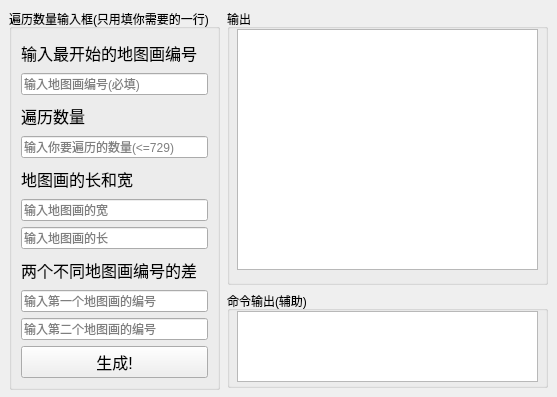
Old version of the form main.ui in the repository Imnotcanhuxi/MC_Map_Traversal.
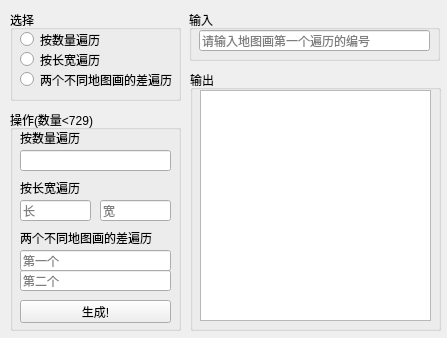
New version of the form. Icons and pictures are not drawn.

Commit message: 整理0.2.0

Patch:
```diff
--- a/main.ui
+++ b/main.ui
@@ -6,13 +6,10 @@
    <rect>
     <x>0</x>
     <y>0</y>
-    <width>557</width>
-    <height>397</height>
-   </rect>
-  </property>
-  <property name="cursor">
-   <cursorShape>ArrowCursor</cursorShape>
-  </property>
+        <width>447</width>
+        <height>338</height>
+      </rect>
+    </property>
   <property name="windowTitle">
    <string>MCIBEMOD地图遍历辅助工具</string>
   </property>
@@ -23,173 +20,247 @@
   <widget class="QGroupBox" name="groupBox">
    <property name="geometry">
     <rect>
-     <x>9</x>
-     <y>9</y>
-     <width>211</width>
-     <height>381</height>
-    </rect>
-   </property>
-   <property name="cursor">
-    <cursorShape>ArrowCursor</cursorShape>
-   </property>
+          <x>10</x>
+          <y>10</y>
+          <width>171</width>
+          <height>91</height>
+        </rect>
+      </property>
    <property name="title">
-    <string>遍历数量输入框(只用填你需要的一行)</string>
-   </property>
-   <layout class="QGridLayout" name="gridLayout">
-    <item row="0" column="0">
-     <widget class="QLabel" name="label_4">
-      <property name="font">
-       <font>
-        <pointsize>12</pointsize>
-       </font>
-      </property>
+        <string>选择</string>
+      </property>
+      <widget class="QRadioButton" name="radioButton">
+        <property name="enabled">
+          <bool>true</bool>
+        </property>
+        <property name="geometry">
+          <rect>
+            <x>10</x>
+            <y>20</y>
+            <width>95</width>
+            <height>19</height>
+          </rect>
+        </property>
       <property name="text">
-       <string>输入最开始的地图画编号</string>
-      </property>
-     </widget>
-    </item>
-    <item row="1" column="0">
-     <widget class="QLineEdit" name="lineEdit_6">
-      <property name="placeholderText">
-       <string>输入地图画编号(必填)</string>
-      </property>
-     </widget>
-    </item>
-    <item row="2" column="0">
+          <string>按数量遍历</string>
+        </property>
+        <property name="checkable">
+          <bool>true</bool>
+        </property>
+        <property name="checked">
+          <bool>false</bool>
+        </property>
+      </widget>
+      <widget class="QRadioButton" name="radioButton_2">
+        <property name="geometry">
+          <rect>
+            <x>10</x>
+            <y>40</y>
+            <width>95</width>
+            <height>19</height>
+          </rect>
+        </property>
+        <property name="text">
+          <string>按长宽遍历</string>
+        </property>
+      </widget>
+      <widget class="QRadioButton" name="radioButton_3">
+        <property name="geometry">
+          <rect>
+            <x>10</x>
+            <y>60</y>
+            <width>161</width>
+            <height>19</height>
+          </rect>
+        </property>
+        <property name="text">
+          <string>两个不同地图画的差遍历</string>
+        </property>
+      </widget>
+    </widget>
+    <widget class="QGroupBox" name="groupBox_2">
+      <property name="geometry">
+        <rect>
+          <x>10</x>
+          <y>110</y>
+          <width>171</width>
+          <height>221</height>
+        </rect>
+      </property>
+      <property name="title">
+        <string>操作(数量&lt;729)</string>
+      </property>
      <widget class="QLabel" name="label">
-      <property name="font">
-       <font>
-        <pointsize>12</pointsize>
-       </font>
+        <property name="geometry">
+          <rect>
+            <x>10</x>
+            <y>20</y>
+            <width>61</width>
+            <height>16</height>
+          </rect>
       </property>
       <property name="text">
-       <string>遍历数量</string>
-      </property>
-     </widget>
-    </item>
-    <item row="3" column="0">
+          <string>按数量遍历</string>
+        </property>
+      </widget>
      <widget class="QLineEdit" name="lineEdit">
-      <property name="placeholderText">
-       <string>输入你要遍历的数量(&lt;=729)</string>
-      </property>
-     </widget>
-    </item>
-    <item row="4" column="0">
+        <property name="geometry">
+          <rect>
+            <x>10</x>
+            <y>40</y>
+            <width>151</width>
+            <height>21</height>
+          </rect>
+        </property>
+      </widget>
      <widget class="QLabel" name="label_2">
-      <property name="font">
-       <font>
-        <pointsize>12</pointsize>
-       </font>
+        <property name="geometry">
+          <rect>
+            <x>10</x>
+            <y>70</y>
+            <width>61</width>
+            <height>16</height>
+          </rect>
       </property>
       <property name="text">
-       <string>地图画的长和宽</string>
-      </property>
-     </widget>
-    </item>
-    <item row="5" column="0">
+          <string>按长宽遍历</string>
+        </property>
+      </widget>
      <widget class="QLineEdit" name="lineEdit_2">
+        <property name="geometry">
+          <rect>
+            <x>10</x>
+            <y>90</y>
+            <width>71</width>
+            <height>21</height>
+          </rect>
+        </property>
+        <property name="accessibleName">
+          <string />
+        </property>
+        <property name="inputMask">
+          <string />
+        </property>
+        <property name="text">
+          <string />
+        </property>
       <property name="placeholderText">
-       <string>输入地图画的宽</string>
-      </property>
-     </widget>
-    </item>
-    <item row="6" column="0">
+          <string>长</string>
+        </property>
+      </widget>
      <widget class="QLineEdit" name="lineEdit_3">
+        <property name="geometry">
+          <rect>
+            <x>90</x>
+            <y>90</y>
+            <width>71</width>
+            <height>21</height>
+          </rect>
+        </property>
       <property name="placeholderText">
-       <string>输入地图画的长</string>
-      </property>
-     </widget>
-    </item>
-    <item row="7" column="0">
+          <string>宽</string>
+        </property>
+      </widget>
      <widget class="QLabel" name="label_3">
-      <property name="font">
-       <font>
-        <pointsize>12</pointsize>
-       </font>
+        <property name="geometry">
+          <rect>
+            <x>10</x>
+            <y>120</y>
+            <width>141</width>
+            <height>16</height>
+          </rect>
       </property>
       <property name="text">
-       <string>两个不同地图画编号的差</string>
-      </property>
-     </widget>
-    </item>
-    <item row="8" column="0">
+          <string>两个不同地图画的差遍历</string>
+        </property>
+      </widget>
      <widget class="QLineEdit" name="lineEdit_4">
+        <property name="geometry">
+          <rect>
+            <x>10</x>
+            <y>140</y>
+            <width>151</width>
+            <height>21</height>
+          </rect>
+        </property>
       <property name="placeholderText">
-       <string>输入第一个地图画的编号</string>
-      </property>
-     </widget>
-    </item>
-    <item row="9" column="0">
+          <string>第一个</string>
+        </property>
+      </widget>
      <widget class="QLineEdit" name="lineEdit_5">
+        <property name="geometry">
+          <rect>
+            <x>10</x>
+            <y>160</y>
+            <width>151</width>
+            <height>21</height>
+          </rect>
+        </property>
       <property name="placeholderText">
-       <string>输入第二个地图画的编号</string>
-      </property>
-     </widget>
-    </item>
-    <item row="10" column="0">
+          <string>第二个</string>
+        </property>
+      </widget>
      <widget class="QPushButton" name="pushButton">
-      <property name="font">
-       <font>
-        <pointsize>12</pointsize>
-       </font>
+        <property name="geometry">
+          <rect>
+            <x>10</x>
+            <y>190</y>
+            <width>151</width>
+            <height>23</height>
+          </rect>
       </property>
       <property name="text">
        <string>生成!</string>
       </property>
      </widget>
-    </item>
-   </layout>
-  </widget>
-  <widget class="QGroupBox" name="groupBox_2">
-   <property name="geometry">
-    <rect>
-     <x>227</x>
-     <y>9</y>
-     <width>321</width>
-     <height>276</height>
-    </rect>
-   </property>
-   <property name="title">
-    <string>输出</string>
-   </property>
-   <widget class="QPlainTextEdit" name="plainTextEdit_2">
-    <property name="geometry">
-     <rect>
-      <x>10</x>
-      <y>20</y>
-      <width>301</width>
-      <height>241</height>
-     </rect>
-    </property>
-   </widget>
   </widget>
   <widget class="QGroupBox" name="groupBox_3">
    <property name="geometry">
     <rect>
-     <x>227</x>
-     <y>291</y>
-     <width>321</width>
-     <height>97</height>
+          <x>190</x>
+          <y>70</y>
+          <width>251</width>
+          <height>261</height>
     </rect>
    </property>
    <property name="title">
-    <string>命令输出(辅助)</string>
+        <string>输出</string>
    </property>
    <widget class="QPlainTextEdit" name="plainTextEdit">
     <property name="geometry">
      <rect>
       <x>10</x>
       <y>20</y>
-      <width>301</width>
-      <height>71</height>
-     </rect>
-    </property>
-    <property name="undoRedoEnabled">
-     <bool>false</bool>
-    </property>
-    <property name="readOnly">
-     <bool>true</bool>
-    </property>
+            <width>231</width>
+            <height>231</height>
+          </rect>
+        </property>
+      </widget>
+    </widget>
+    <widget class="QGroupBox" name="groupBox_4">
+      <property name="geometry">
+        <rect>
+          <x>189</x>
+          <y>10</y>
+          <width>251</width>
+          <height>51</height>
+        </rect>
+      </property>
+      <property name="title">
+        <string>输入</string>
+      </property>
+      <widget class="QLineEdit" name="inputEdit">
+        <property name="geometry">
+          <rect>
+            <x>10</x>
+            <y>20</y>
+            <width>231</width>
+            <height>21</height>
+          </rect>
+        </property>
+        <property name="placeholderText">
+          <string>请输入地图画第一个遍历的编号</string>
+        </property>
    </widget>
   </widget>
  </widget>
```
Left out of the diff: 6 changed lines with no effect on the pictures. Lines whose indentation alone changed are shown as unchanged. The commit also changes 2 other files.
